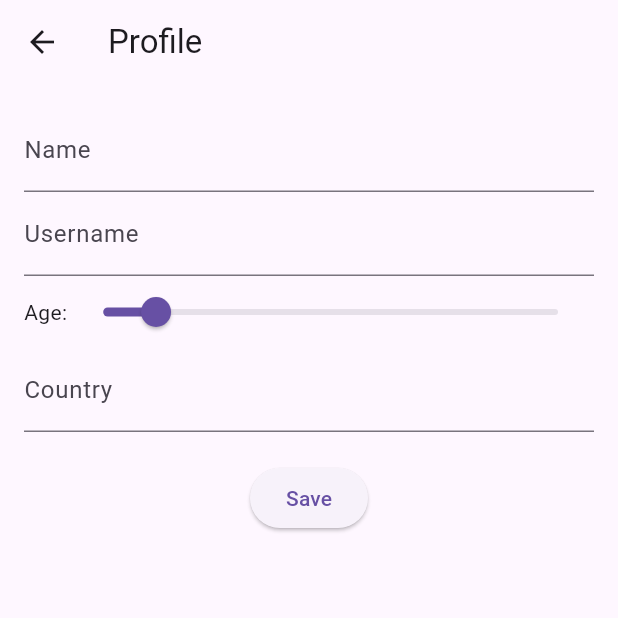
After one commit to HelgasonF/habbit_tracker_app, a Flutter app: the ProfileScreen screen opened directly, on a phone screen of 412 x 824 dp, the top half of it. The commit adds this screen. Run offline on Flutter 3.47's test engine with Material 3 defaults, Android fonts, the phone set to English and light mode, and no system bars; our stand-ins replace country_picker, google_fonts, shared_preferences; accounts and stored records are empty.

Commit message:
Polish login and screens

```diff
--- a/lib/main.dart
+++ b/lib/main.dart
@@ -1,17 +1,47 @@
 import 'package:flutter/material.dart';
 
 import 'login_screen.dart';
+import 'package:shared_preferences/shared_preferences.dart';
+import 'home_screen.dart';
 
 void main() {
   runApp(HabitTrackerApp());
 }
 
-class HabitTrackerApp extends StatelessWidget {
+class HabitTrackerApp extends StatefulWidget {
+  const HabitTrackerApp({super.key});
+
+  @override
+  State<HabitTrackerApp> createState() => _HabitTrackerAppState();
+}
+
+class _HabitTrackerAppState extends State<HabitTrackerApp> {
+  late Future<bool> _isLoggedIn;
+
+  Future<bool> _check() async {
+    final prefs = await SharedPreferences.getInstance();
+    return prefs.getBool('isLoggedIn') ?? false;
+  }
+
+  @override
+  void initState() {
+    super.initState();
+    _isLoggedIn = _check();
+  }
+
   @override
   Widget build(BuildContext context) {
     return MaterialApp(
-      home: LoginScreen(),
       debugShowCheckedModeBanner: false,
+      home: FutureBuilder<bool>(
+        future: _isLoggedIn,
+        builder: (context, snapshot) {
+          if (!snapshot.hasData) {
+            return const SizedBox();
+          }
+          return snapshot.data! ? const HomeScreen() : const LoginScreen();
+        },
+      ),
     );
   }
 }
--- /dev/null
+++ b/lib/profile_screen.dart
@@ -0,0 +1,88 @@
+import 'package:flutter/material.dart';
+import 'package:shared_preferences/shared_preferences.dart';
+
+class ProfileScreen extends StatefulWidget {
+  const ProfileScreen({super.key});
+
+  @override
+  State<ProfileScreen> createState() => _ProfileScreenState();
+}
+
+class _ProfileScreenState extends State<ProfileScreen> {
+  final _nameController = TextEditingController();
+  final _usernameController = TextEditingController();
+  final _countryController = TextEditingController();
+  double _age = 20;
+  String _country = '';
+
+  @override
+  void initState() {
+    super.initState();
+    _load();
+  }
+
+  Future<void> _load() async {
+    final prefs = await SharedPreferences.getInstance();
+    setState(() {
+      _nameController.text = prefs.getString('name') ?? '';
+      _usernameController.text = prefs.getString('username') ?? '';
+      _age = (prefs.getInt('age') ?? 20).toDouble();
+      _country = prefs.getString('country') ?? '';
+      _countryController.text = _country;
+    });
+  }
+
+  Future<void> _save() async {
+    final prefs = await SharedPreferences.getInstance();
+    await prefs.setString('name', _nameController.text.trim());
+    await prefs.setString('username', _usernameController.text.trim());
+    await prefs.setInt('age', _age.round());
+    _country = _countryController.text.trim();
+    await prefs.setString('country', _country);
+    if (!mounted) return;
+    Navigator.pop(context);
+  }
+
+  @override
+  Widget build(BuildContext context) {
+    return Scaffold(
+      appBar: AppBar(title: const Text('Profile')),
+      body: Padding(
+        padding: const EdgeInsets.all(16.0),
+        child: Column(
+          children: [
+            TextField(
+              controller: _nameController,
+              decoration: const InputDecoration(labelText: 'Name'),
+            ),
+            TextField(
+              controller: _usernameController,
+              decoration: const InputDecoration(labelText: 'Username'),
+            ),
+            Row(
+              children: [
+                const Text('Age:'),
+                Expanded(
+                  child: Slider(
+                    value: _age,
+                    min: 10,
+                    max: 100,
+                    divisions: 90,
+                    label: _age.round().toString(),
+                    onChanged: (v) => setState(() => _age = v),
+                  ),
+                ),
+              ],
+            ),
+            TextField(
+              decoration: const InputDecoration(labelText: 'Country'),
+              controller: _countryController,
+            ),
+            const SizedBox(height: 20),
+            ElevatedButton(onPressed: _save, child: const Text('Save')),
+          ],
+        ),
+      ),
+    );
+  }
+}
```
Also changed, not shown: lib/habits_screen.dart (added, +104 -0 lines), lib/home_screen.dart (added, +172 -0 lines), lib/login_screen.dart (+30 -2 lines), lib/notifications_screen.dart (added, +88 -0 lines), lib/register_screen.dart (+12 -1 lines), lib/reports_screen.dart (added, +52 -0 lines), 2 other files.
